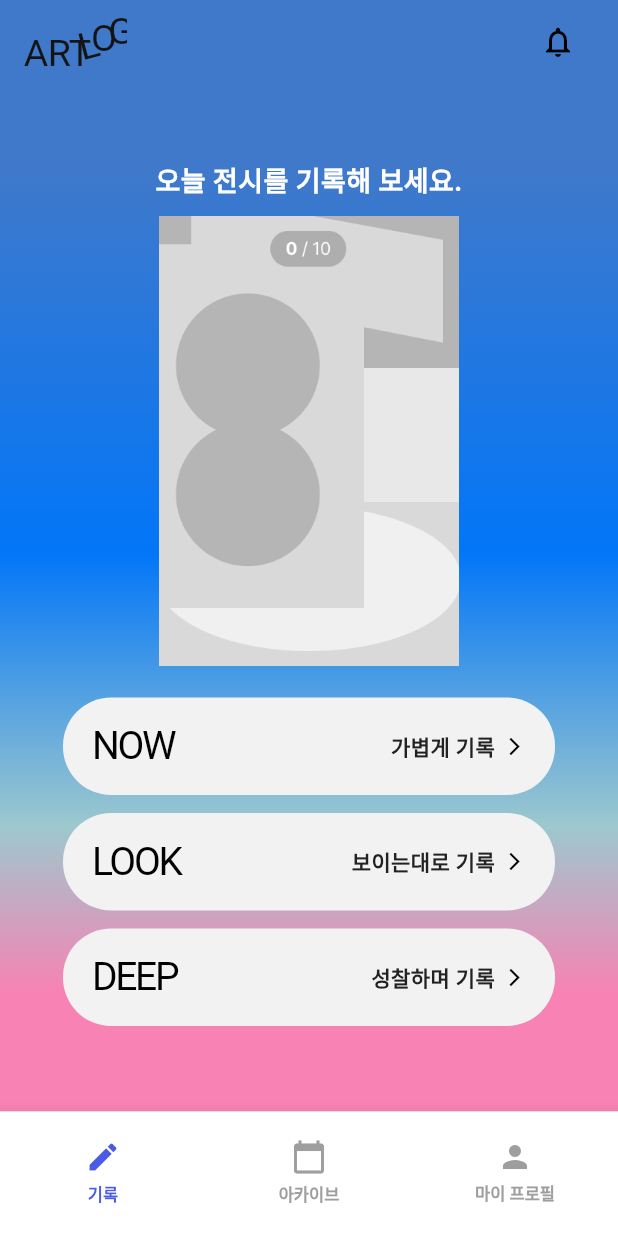
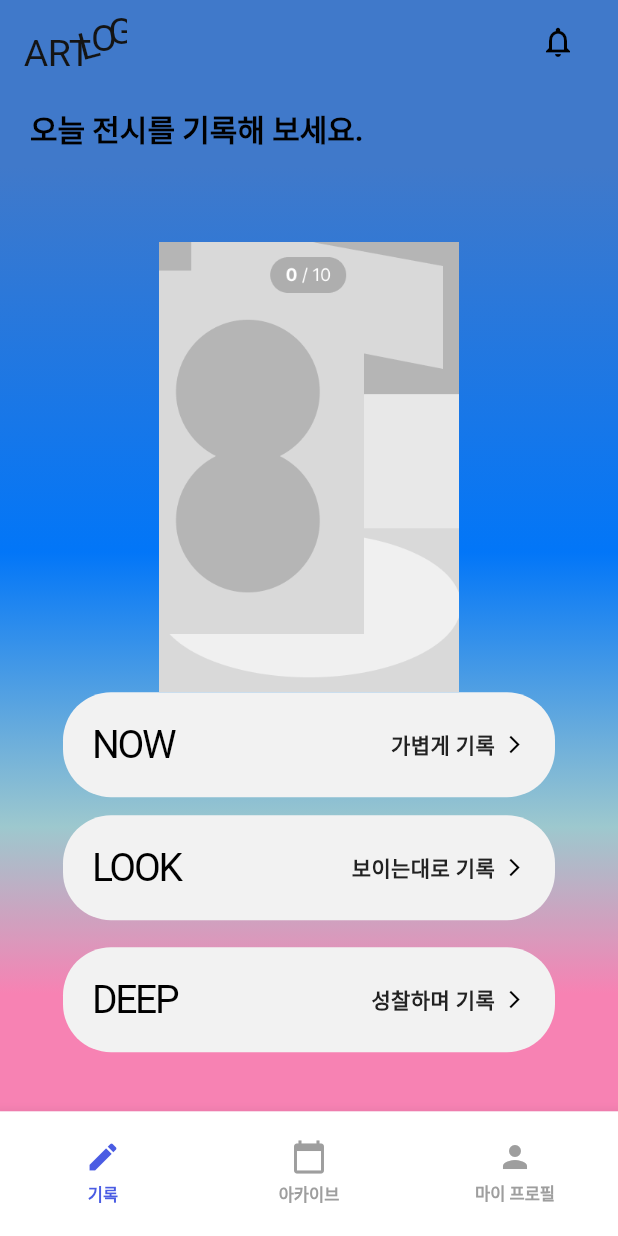
Before and after one commit to artlogofficial/artlog-app-mvp, a Flutter app: the HomePage screen opened directly, on a phone screen of 412 x 824 dp. Run offline on Flutter 3.47's test engine with Material 3 defaults, Android fonts, the phone set to English and light mode, and no system bars; our stand-ins replace cloud_firestore, firebase_auth, firebase_core; missing offline and left inert: kakao_flutter_sdk; accounts and stored records are empty; Roboto replaces fonts that are missing (DungGeunMo, Pretendard).

Commit message:
<feat>(home): ui 구현 및 전시정보로 페이지 이동

```diff
--- a/lib/ui/pages/home/home_page.dart
+++ b/lib/ui/pages/home/home_page.dart
@@ -1,6 +1,8 @@
 import 'package:artlog_app_mvp/ui/widgets/navigation/bottom_navigation.dart';
 import 'package:artlog_app_mvp/ui/widgets/appbars/custom_appbar.dart';
+import 'package:artlog_app_mvp/ui/widgets/common/page_title.dart';
 import 'package:flutter/material.dart';
+import 'package:artlog_app_mvp/ui/pages/ex_search/ex_search_page.dart'; // ✅ ExSearchPage import 추가
 
 class HomePage extends StatefulWidget {
   const HomePage({Key? key}) : super(key: key);
@@ -22,18 +24,70 @@ class _HomePageState extends State<HomePage> {
   Widget build(BuildContext context) {
     return Scaffold(
       extendBodyBehindAppBar: true,
-      appBar: CustomAppBar(
+      appBar: _buildCustomAppBar(),
+      body: _buildBodyContent(),
+      bottomNavigationBar: BottomNavigation(
+        currentIndex: _currentIndex,
+        onTap: _onTabTapped,
+      ),
+    );
+  }
+
+  // Extracted method for custom app bar
+  PreferredSizeWidget _buildCustomAppBar() {
+    return CustomAppBar(
       type: AppBarType.main,
       title: '',
       showBackButton: false,
       onAlarmPressed: () {
-          // 알람 아이콘 클릭시 실행될 로직
+        // 알람 아이콘 클릭 시 실행될 로직
       },
-      ),
-      body: Container(
+    );
+  }
+
+  // Extracted method for body content
+  Widget _buildBodyContent() {
+    return Container(
       width: double.infinity,
       height: double.infinity,
-        decoration: const BoxDecoration(
+      decoration: _buildGradientDecoration(),
+      child: Column(
+        crossAxisAlignment: CrossAxisAlignment.start,
+        children: [
+          SizedBox(height: MediaQuery.of(context).padding.top + kToolbarHeight),
+          const Align(
+            alignment: Alignment.centerLeft,
+            child: PageTitle(title: "오늘 전시를 기록해 보세요."),
+          ),
+          Expanded(
+            child: Column(
+              mainAxisAlignment: MainAxisAlignment.center,
+              crossAxisAlignment: CrossAxisAlignment.center,
+              children: [
+                const SizedBox(height: 10),
+                _buildPosterImage(),
+                const SizedBox(height: 0),
+                _buildRecordButton("NOW", "가볍게 기록", () {
+                  Navigator.push(
+                    context,
+                    MaterialPageRoute(builder: (context) => ExSearchPage()), // NOW 버튼 클릭 시 이동
+                  );
+                }),
+                const SizedBox(height: 6),
+                _buildRecordButton("LOOK", "보이는대로 기록", () {}),
+                const SizedBox(height: 6),
+                _buildRecordButton("DEEP", "성찰하며 기록", () {}),
+              ],
+            ),
+          ),
+        ],
+      ),
+    );
+  }
+
+  // 그라디언트 배경
+  BoxDecoration _buildGradientDecoration() {
+    return const BoxDecoration(
       gradient: LinearGradient(
         begin: Alignment.topCenter,
         end: Alignment.bottomCenter,
@@ -45,30 +99,12 @@ class _HomePageState extends State<HomePage> {
         ],
         stops: [0.15, 0.4967, 0.7438, 0.894],
       ),
-        ),
-        child: Column(
-          crossAxisAlignment: CrossAxisAlignment.center,
-          children: [
-            SizedBox(height: MediaQuery.of(context).padding.top + kToolbarHeight),
-            // 메인 컨텐츠 중앙 정렬
-            Expanded(
-              child: Column(
-                mainAxisAlignment: MainAxisAlignment.center,
-                crossAxisAlignment: CrossAxisAlignment.center,
-                children: [
-                  const Text(
-                    "오늘 전시를 기록해 보세요.",
-                    textAlign: TextAlign.center,
-                    style: TextStyle(
-                      fontSize: 18,
-                      fontWeight: FontWeight.bold,
-                      color: Colors.white,
-                    ),
-                  ),
-                  const SizedBox(height: 10),
+    );
+  }
 
-                  // 포스터 이미지 중앙 정렬
-                  Center(
+  // 포스터 이미지
+  Widget _buildPosterImage() {
+    return Center(
       child: Container(
         width: 200,
         height: 300,
@@ -79,34 +115,18 @@ class _HomePageState extends State<HomePage> {
           ),
         ),
       ),
-                  ),
-                  const SizedBox(height: 15),
-
-                  // NOW, LOOK, DEEP 버튼 (중앙 정렬)
-                  _buildRecordButton("NOW", "가볍게 기록"),
-                  _buildRecordButton("LOOK", "보이는대로 기록"),
-                  _buildRecordButton("DEEP", "성찰하며 기록"),
-                ],
-              ),
-            ),
-          ],
-        ),
-      ),
-
-      bottomNavigationBar: BottomNavigation(
-        currentIndex: _currentIndex,
-        onTap: _onTabTapped,
-      ),
     );
   }
 
-  Widget _buildRecordButton(String title, String subtitle) {
-    return Center(
+  // 기록 버튼 위젯 (이제 onTap 기능 추가됨)
+  Widget _buildRecordButton(String title, String subtitle, VoidCallback onTap) {
+    return GestureDetector(
+      onTap: onTap, // 버튼 클릭 시 함수 실행
       child: Padding(
-        padding: const EdgeInsets.symmetric(horizontal: 24, vertical: 6),
+        padding: EdgeInsets.symmetric(horizontal: 24, vertical: title == "NOW" ? 0 : 6),
         child: Container(
           width: 328,
-          height: 65,
+          height: 70,
           padding: const EdgeInsets.symmetric(horizontal: 20),
           decoration: ShapeDecoration(
             color: Color(0xFFF2F2F2),
--- a/lib/ui/widgets/common/page_title.dart
+++ b/lib/ui/widgets/common/page_title.dart
@@ -1,9 +1,14 @@
 import 'package:flutter/material.dart';
 
 class PageTitle extends StatelessWidget {
-  final String title; // 동적으로 변경 가능
+  final String title; // 변경 가능
+  final TextAlign textAlign; // 추가: 텍스트 정렬 설정
 
-  const PageTitle({Key? key, required this.title}) : super(key: key);
+  const PageTitle({
+    Key? key,
+    required this.title,
+    this.textAlign = TextAlign.left, // 기본값: 왼쪽 정렬
+  }) : super(key: key);
 
   @override
   Widget build(BuildContext context) {
@@ -11,12 +16,13 @@ class PageTitle extends StatelessWidget {
       padding: const EdgeInsets.symmetric(vertical: 16, horizontal: 20),
       child: Text(
         title,
+        textAlign: textAlign, // 적용: 텍스트 정렬 옵션
         style: const TextStyle(
           color: Colors.black,
           fontSize: 20,
           fontFamily: 'Pretendard',
           fontWeight: FontWeight.w600,
-          height: 1.4,
+          height: 1.40,
           letterSpacing: -0.06,
         ),
       ),
```
Lines whose indentation alone changed are shown as unchanged.
